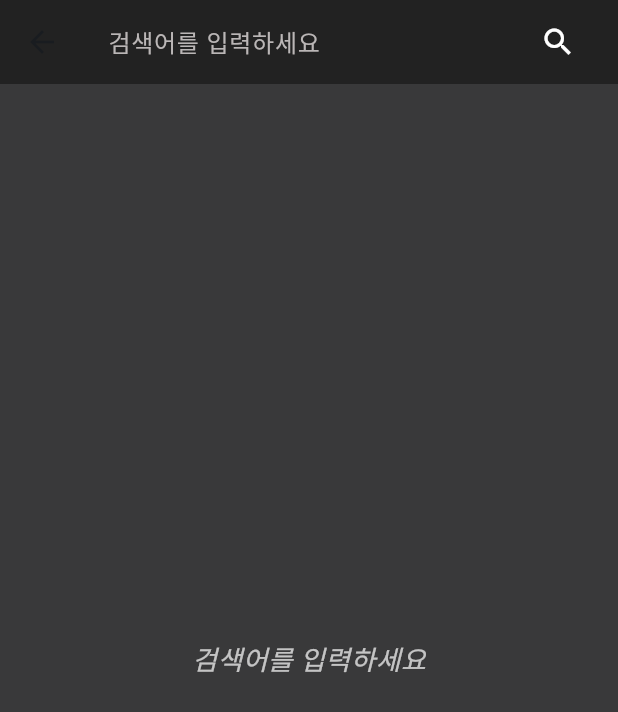
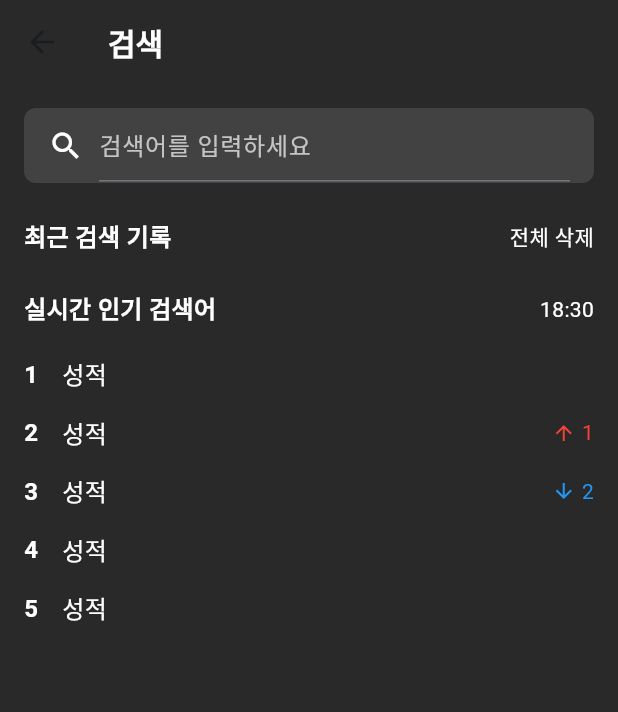
Before and after one commit to InhaNotice/inha_notice, a Flutter app: the SearchPage screen opened directly, on a phone screen of 412 x 824 dp. Shown: the top 712 px of the screen. Run offline on Flutter 3.47's test engine with Material 3 defaults, Android fonts, the phone set to English and light mode, and no system bars; our stand-ins replace flutter_dotenv; network calls fail; Roboto replaces fonts that are missing (Pretendard); project files that could hold a hidden picture were left out.

Commit message:
feat: 검색페이지 구현 및 하단 탭 스타일 변경
- update main.dart : 하단탭 구독페이지 삭제 및 스타일 변경
- add search_result_page.dart : 검색 결과 페이지 구현
- chore home_page.dart : import 패키지 경로 수정
- update search_page.dart : 검색페이지 피그마 디자인에 맞게 구현(프로토타입)
- update recruitment_notice.dart, scholarship_notice.dart : search_api 수정에 따른 호출 로직 수정
- update whole_notice.dart : 스타일 수정
- update search_api.dart : fetchNotices 함수명 변경 및 매개변수 인자 수정. 매직넘버 상수화
- add trending_topics_api.dart : 인기검색어 호출 api 구현

```diff
--- a/lib/screens/bottom_navigation/search_page.dart
+++ b/lib/screens/bottom_navigation/search_page.dart
@@ -1,8 +1,5 @@
 import 'package:flutter/material.dart';
-import 'package:flutter_dotenv/flutter_dotenv.dart';
-
-import '../../services/search_api.dart'; // SearchAPI 클래스가 정의된 파일 경로
-import '../web_page.dart'; // WebViewPage가 정의된 파일 경로
+import 'package:inha_notice/screens/bottom_navigation/search/search_result_page.dart';
 
 class SearchPage extends StatefulWidget {
   const SearchPage({super.key});
@@ -10,204 +7,201 @@ class SearchPage extends StatefulWidget {
   @override
   State<SearchPage> createState() => _SearchPageState();
 }
+
 class _SearchPageState extends State<SearchPage> {
-  final SearchAPI _searchAPI = SearchAPI();
   final TextEditingController _searchController = TextEditingController();
-  Map<String, dynamic> _notices = {'notices': [], 'pages': []};
-  List<Map<String, dynamic>> _initialPages = [];
-  bool _isLoading = false; // 초기 로딩 상태 false
-  String _error = '';
-  String _warning = ''; // 경고 메시지
-  int _currentPage = 1;
-  String _query = ''; // 초기 검색어 빈 문자열
+  String _warning = '';
 
-  Future<void> _loadNotices({int startCount = 0}) async {
-    if (_query.isEmpty || _query.length < 2) {
+  void _search() {
+    if (_searchController.text.length < 2) {
       setState(() {
-        _warning = '검색어는 두 글자 이상 입력해주세요.'; // 경고 메시지 설정
+        _warning = '검색어는 두 글자 이상 입력해주세요.';
       });
       return;
     }
-
     setState(() {
-      _isLoading = true; // 로딩 상태
-      _warning = ''; // 경고 메시지 초기화
+      _warning = '';
     });
-
-    try {
-      final searchUrl = dotenv.get('SEARCH_URL', fallback: '');
-      final collection = dotenv.get('COLLECTION', fallback: '');
-      final url =
-          '$searchUrl?query=$_query&collection=$collection&startCount=$startCount';
-      final notices = await _searchAPI.fetchNoticesWithLinks(url, _query);
-      setState(() {
-        _notices = notices; // 공지사항 데이터 저장
-        if (startCount == 0) {
-          _initialPages = List<Map<String, dynamic>>.from(notices['pages']);
-        }
-        _currentPage = (startCount ~/ 10) + 1; // 현재 페이지 계산
-        _isLoading = false; // 로딩 상태 종료
-      });
-    } catch (e) {
-      setState(() {
-        _error = e.toString(); // 오류 메시지 저장
-        _isLoading = false; // 로딩 상태 종료
-      });
-    }
+    Navigator.push(
+      context,
+      MaterialPageRoute(
+        builder: (context) => SearchResultPage(query: _searchController.text),
+      ),
+    );
   }
 
   @override
   Widget build(BuildContext context) {
     return Scaffold(
       appBar: AppBar(
-        backgroundColor: const Color(0xFF222222),
-        title: Row(
+        backgroundColor: Color(0xFF292929),
+        centerTitle: false,
+        title: const Text(
+          '검색',
+          style: TextStyle(
+              color: Colors.white,
+              fontFamily: 'Pretendard',
+              fontWeight: FontWeight.bold,
+              fontSize: 20),
+        ),
+      ),
+      backgroundColor: Color(0xFF292929),
+      body: Padding(
+        padding: const EdgeInsets.all(16.0),
+        child: Column(
+          crossAxisAlignment: CrossAxisAlignment.start,
           children: [
+            Container(
+              padding: const EdgeInsets.symmetric(horizontal: 16.0),
+              height: 50.0,
+              decoration: BoxDecoration(
+                color: const Color(0xFF424242),
+                borderRadius: BorderRadius.circular(8.0),
+              ),
+              child: Row(
+                children: [
+                  const Icon(Icons.search, color: Colors.white),
+                  const SizedBox(width: 10),
                   Expanded(
                     child: TextField(
                       controller: _searchController,
-                style: const TextStyle(color: Colors.white),
+                      style: const TextStyle(
+                        fontFamily: 'Pretendard',
+                        fontSize: 16,
+                        fontWeight: FontWeight.normal,
+                        color: Colors.white,
+                      ),
                       decoration: const InputDecoration(
                         hintText: '검색어를 입력하세요',
-                  hintStyle: TextStyle(color: Color(0xFFBAB6B6)),
-                  border: InputBorder.none,
-                ),
-                onSubmitted: (value) {
-                  if (value.length < 2) {
-                    setState(() {
-                      _warning = '검색어는 두 글자 이상 입력해주세요.'; // 경고 메시지 설정
-                    });
-                  } else {
-                    setState(() {
-                      _query = value; // 입력된 검색어 저장
-                    });
-                    _loadNotices(); // 새로운 검색어로 데이터 로드
-                  }
-                },
+                        hintStyle: TextStyle(
+                          fontFamily: 'Pretendard',
+                          fontSize: 16,
+                          fontWeight: FontWeight.normal,
+                          color: Color(0xFFC4C4C4),
                         ),
                       ),
-            IconButton(
-              icon: const Icon(Icons.search, color: Colors.white),
-              onPressed: () {
-                if (_searchController.text.length < 2) {
-                  setState(() {
-                    _warning = '검색어는 두 글자 이상 입력해주세요.'; // 경고 메시지 설정
-                  });
-                } else {
-                  setState(() {
-                    _query = _searchController.text; // 입력된 검색어 저장
-                  });
-                  _loadNotices(); // 새로운 검색어로 데이터 로드
-                }
-              },
+                      onSubmitted: (_) => _search(),
+                    ),
                   ),
                 ],
               ),
             ),
-      body: Column(
+            const SizedBox(height: 24),
+            const Row(
+              mainAxisAlignment: MainAxisAlignment.spaceBetween,
               children: [
-          if (_warning.isNotEmpty)
-            Padding(
-              padding: const EdgeInsets.all(8.0),
-              child: Text(
-                _warning,
-                style: const TextStyle(color: Colors.red, fontSize: 14),
-              ),
-            ), // 경고 메시지 표시
-          Expanded(
-            child: Container(
-              decoration: const BoxDecoration(
-                color: Color(0xEB292929), // 배경색 #292929, 투명도 92%
-              ),
-              child: _query.isEmpty
-                  ? const Center(
-                child: Text(
-                  '검색어를 입력하세요',
+                Text(
+                  '최근 검색 기록',
                   style: TextStyle(
-                    color: Colors.white70,
-                    fontSize: 18,
-                    fontStyle: FontStyle.italic,
+                    fontFamily: 'Pretendard',
+                    fontSize: 16,
+                    fontWeight: FontWeight.bold,
+                    color: Colors.white,
                   ),
                 ),
-              ) // 검색어가 없으면 빈 화면 표시
-                  : _isLoading
-                  ? const Center(child: CircularProgressIndicator()) // 로딩 표시
-                  : _error.isNotEmpty
-                  ? Center(child: Text('Error: $_error')) // 오류 표시
-                  : ListView(
-                children: [
-                  if (_notices['notices'].isNotEmpty)
-                    ..._notices['notices'].map((notice) {
-                      return Container(
-                        decoration: const BoxDecoration(
-                          color: Color(0xFF222222), // 항목 배경색
-                          border: Border(
-                            bottom: BorderSide(
-                              color: Color(0xFF444444), // 하단 테두리
-                              width: 1.0,
+                Text(
+                  '전체 삭제',
+                  style: TextStyle(
+                    fontFamily: 'Pretendard',
+                    fontSize: 14,
+                    fontWeight: FontWeight.normal,
+                    color: Colors.white,
+                  ),
+                )
+              ],
+            ),
+            const SizedBox(height: 24),
+            const Row(
+              mainAxisAlignment: MainAxisAlignment.spaceBetween,
+              children: const [
+                Text(
+                  '실시간 인기 검색어',
+                  style: TextStyle(
+                    fontFamily: 'Pretendard',
+                    fontSize: 16,
+                    fontWeight: FontWeight.bold,
+                    color: Colors.white,
                   ),
                 ),
-                        ),
-                        child: ListTile(
-                          title: Text(
-                            notice['title'] ?? 'No Title',
-                            style: const TextStyle(
+                Text(
+                  '18:30',
+                  style: TextStyle(
                     fontFamily: 'Pretendard',
-                              fontSize: 16,
-                              color: Colors.white, // 제목 글자색
+                    fontSize: 14,
+                    fontWeight: FontWeight.normal,
+                    color: Colors.white,
                   ),
                 ),
-                          onTap: () {
-                            Navigator.push(
-                              context,
-                              MaterialPageRoute(
-                                builder: (context) => WebPage(
-                                  url: notice['link'] ?? '',
+              ],
+            ),
+            const SizedBox(height: 12),
+            Expanded(
+              child: ListView.builder(
+                itemCount: 5,
+                itemBuilder: (context, index) {
+                  return _buildSearchItem(
+                      index + 1, '성적', index == 1, index == 2);
+                },
+              ),
+            )
+          ],
         ),
       ),
     );
-                          },
+  }
+}
+
+Widget _buildTag(String text) {
+  return Container(
+    padding: const EdgeInsets.symmetric(horizontal: 12.0, vertical: 8.0),
+    decoration: BoxDecoration(
+      color: Color(0xFF424242),
+      borderRadius: BorderRadius.circular(20.0),
+    ),
+    child: Text(
+      text,
+      style: const TextStyle(color: Colors.white),
     ),
   );
-                    }).toList(),
+}
+
+Widget _buildSearchItem(int rank, String keyword, bool up, bool down) {
+  return Padding(
+    padding: const EdgeInsets.symmetric(vertical: 8.0),
+    child: Row(
+      children: [
+        Text(
+          '$rank',
+          style: const TextStyle(
+            color: Colors.white,
+            fontWeight: FontWeight.bold,
+            fontSize: 16,
+          ),
+        ),
+        const SizedBox(width: 16),
+        Expanded(
+          child: Text(
+            keyword,
+            style: const TextStyle(color: Colors.white, fontSize: 16),
+          ),
+        ),
+        if (up)
+          const Row(
+            children: const [
+              Icon(Icons.arrow_upward, color: Colors.red, size: 16),
+              SizedBox(width: 4),
+              Text('1', style: TextStyle(color: Colors.red)),
             ],
           ),
-            ),
-          ),
-          if (_query.isNotEmpty && _initialPages.isNotEmpty)
-            Container(
-              color: const Color(0xFF292929), // 하단 배경색
-              padding: const EdgeInsets.symmetric(vertical: 8.0),
-              child: SingleChildScrollView(
-                scrollDirection: Axis.horizontal,
-                child: Row(
-                  mainAxisAlignment: MainAxisAlignment.center,
-                  children: _initialPages.map<Widget>((pageData) {
-                    final String pageNumber = pageData['page'].toString(); // 페이지 번호 추출
-                    final String startCount = pageData['startCount'].toString(); // startCount 값
-                    final bool isCurrentPage =
-                        (int.parse(startCount) ~/ 10) + 1 == _currentPage; // 현재 페이지 여부 확인
-
-                    return TextButton(
-                      onPressed: isCurrentPage
-                          ? null
-                          : () => _loadNotices(startCount: int.parse(startCount)),
-                      child: Text(
-                        pageNumber,
-                        style: TextStyle(
-                          color: isCurrentPage ? Colors.white : Colors.white60,
-                          fontWeight: isCurrentPage
-                              ? FontWeight.bold
-                              : FontWeight.normal,
-                        ),
-                      ),
-                    );
-                  }).toList(),
-                ),
-              ),
+        if (down)
+          const Row(
+            children: [
+              Icon(Icons.arrow_downward, color: Colors.blue, size: 16),
+              SizedBox(width: 4),
+              Text('2', style: TextStyle(color: Colors.blue)),
+            ],
           ),
       ],
     ),
   );
 }
-}
--- a/lib/screens/tab_bar/recruitment_notice.dart
+++ b/lib/screens/tab_bar/recruitment_notice.dart
@@ -14,9 +14,11 @@ class _RecruitmentNoticePageState extends State<RecruitmentNoticePage> {
   final SearchAPI _searchAPI = SearchAPI();
   Map<String, dynamic> _notices = {'notices': [], 'pages': []};
   List<Map<String, dynamic>> _initialPages = [];
+
   bool _isLoading = true;
   String _error = '';
   int _currentPage = 1;
+  static const String kQuery = '채용';
 
   @override
   void initState() {
@@ -30,9 +32,7 @@ class _RecruitmentNoticePageState extends State<RecruitmentNoticePage> {
     });
 
     try {
-      final url =
-          'https://www.inha.ac.kr/search/search.jsp?query=채용&collection=inhabbs&startCount=$startCount';
-      final notices = await _searchAPI.fetchNoticesWithLinks(url, '채용');
+      final notices = await _searchAPI.fetchNotices(kQuery, startCount);
       setState(() {
         _notices = notices; // 공지사항 데이터 저장
         if (startCount == 0) {
--- a/lib/screens/tab_bar/scholarship_notice.dart
+++ b/lib/screens/tab_bar/scholarship_notice.dart
@@ -14,9 +14,11 @@ class _ScholarshipNoticePageState extends State<ScholarshipNoticePage> {
   final SearchAPI _searchAPI = SearchAPI();
   Map<String, dynamic> _notices = {'notices': [], 'pages': []};
   List<Map<String, dynamic>> _initialPages = [];
+
   bool _isLoading = true;
   String _error = '';
   int _currentPage = 1;
+  static const String kQuery = '장학';
 
   @override
   void initState() {
@@ -30,9 +32,7 @@ class _ScholarshipNoticePageState extends State<ScholarshipNoticePage> {
     });
 
     try {
-      final url =
-          'https://www.inha.ac.kr/search/search.jsp?query=장학&collection=inhabbs&startCount=$startCount';
-      final notices = await _searchAPI.fetchNoticesWithLinks(url, '장학');
+      final notices = await _searchAPI.fetchNotices(kQuery, startCount);
       setState(() {
         _notices = notices; // 공지사항 데이터 저장
         if (startCount == 0) {
--- a/pubspec.yaml
+++ b/pubspec.yaml
@@ -1,4 +1,4 @@
-name: practice_crawling
+name: inha_notice
 description: "A new Flutter project."
 publish_to: 'none' # Remove this line if you wish to publish to pub.dev
 
@@ -18,6 +18,7 @@ dependencies:
   cupertino_icons: ^1.0.8
   url_launcher: ^6.1.8
   flutter_dotenv: ^5.2.1
+  xml: ^6.5.0
 
 dev_dependencies:
   flutter_test:
```
Also changed, not shown: lib/main.dart (+10 -26 lines), lib/screens/bottom_navigation/home_page.dart (renamed from lib/screens/bottom_navigation/main_notice_page.dart, +8 -8 lines), lib/screens/bottom_navigation/search/search_result_page.dart (added, +170 -0 lines), lib/screens/bottom_navigation/subscription_page.dart (deleted, +0 -15 lines), lib/screens/tab_bar/whole_notice.dart (+6 -2 lines), lib/services/search_api.dart (+49 -27 lines), lib/services/tmp.dart (deleted, +0 -45 lines), lib/services/trending_topics_api.dart (added, +53 -0 lines), pubspec.lock, 1 other file. Lines whose indentation alone changed are shown as unchanged.
